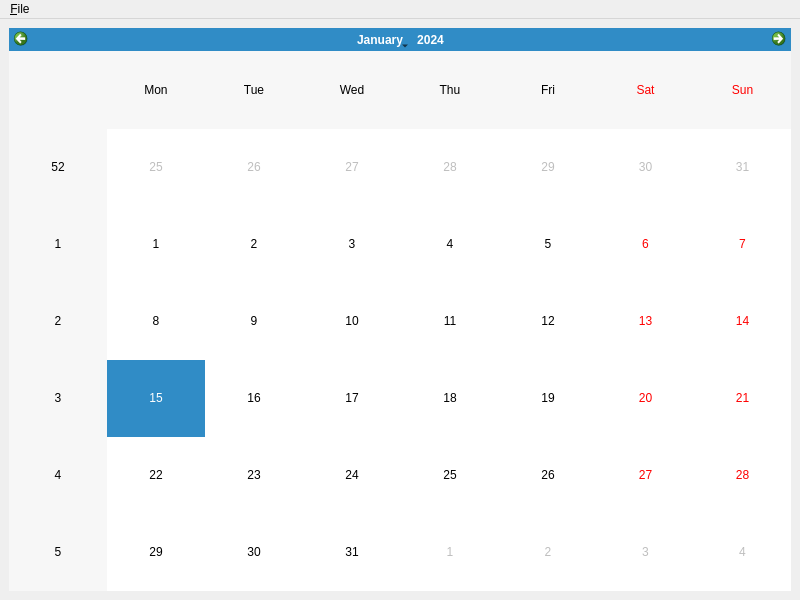
Before: the Qt Designer form mainwindow.ui in yiwenlu66/QCalendar, drawn with Qt 5.
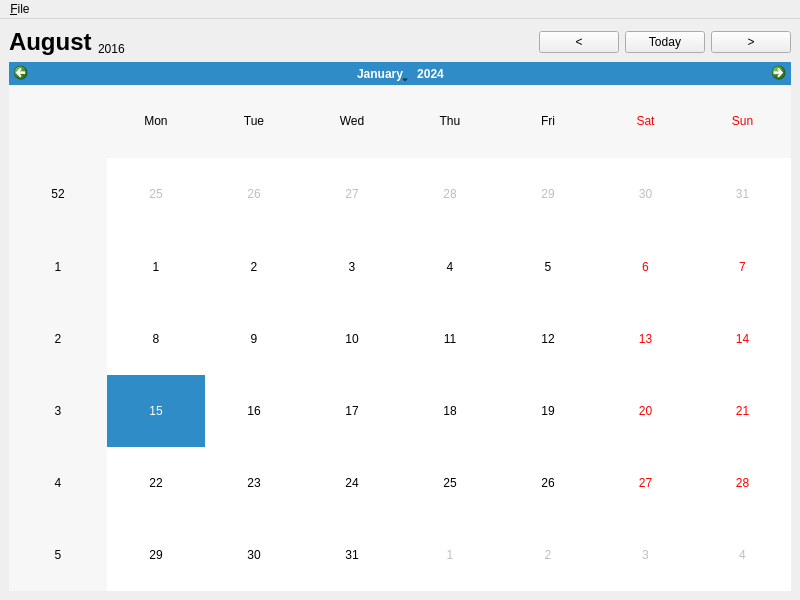
After: the same form once the commit is applied. Custom widgets are drawn as their Qt base class.

```diff
--- a/mainwindow.ui
+++ b/mainwindow.ui
@@ -14,8 +14,78 @@
    <string>QCalendar</string>
   </property>
   <widget class="QWidget" name="centralwidget">
-   <layout class="QGridLayout" name="gridLayout">
-    <item row="0" column="0">
+   <layout class="QVBoxLayout" name="verticalLayout_2">
+    <item>
+     <layout class="QHBoxLayout" name="horizontalLayout">
+      <item>
+       <widget class="QLabel" name="label_month">
+        <property name="text">
+         <string>&lt;h1&gt;August&lt;/h1&gt;</string>
+        </property>
+        <property name="textFormat">
+         <enum>Qt::RichText</enum>
+        </property>
+       </widget>
+      </item>
+      <item>
+       <widget class="QLabel" name="label_year">
+        <property name="text">
+         <string>2016</string>
+        </property>
+        <property name="alignment">
+         <set>Qt::AlignBottom|Qt::AlignLeading|Qt::AlignLeft</set>
+        </property>
+       </widget>
+      </item>
+      <item>
+       <spacer name="horizontalSpacer">
+        <property name="orientation">
+         <enum>Qt::Horizontal</enum>
+        </property>
+        <property name="sizeHint" stdset="0">
+         <size>
+          <width>40</width>
+          <height>20</height>
+         </size>
+        </property>
+       </spacer>
+      </item>
+      <item>
+       <widget class="QPushButton" name="pushButton_previousMonth">
+        <property name="sizePolicy">
+         <sizepolicy hsizetype="Minimum" vsizetype="Fixed">
+          <horstretch>0</horstretch>
+          <verstretch>0</verstretch>
+         </sizepolicy>
+        </property>
+        <property name="text">
+         <string>&lt;</string>
+        </property>
+       </widget>
+      </item>
+      <item>
+       <widget class="QPushButton" name="pushButton_today">
+        <property name="text">
+         <string>Today</string>
+        </property>
+       </widget>
+      </item>
+      <item>
+       <widget class="QPushButton" name="pushButton_nextMonth">
+        <property name="sizePolicy">
+         <sizepolicy hsizetype="Minimum" vsizetype="Fixed">
+          <horstretch>0</horstretch>
+          <verstretch>0</verstretch>
+         </sizepolicy>
+        </property>
+        <property name="text">
+         <string>&gt;</string>
+        </property>
+       </widget>
+      </item>
+     </layout>
+    </item>
+    <item>
      <layout class="QVBoxLayout" name="verticalLayout">
       <item>
        <widget class="Calendar" name="calendarWidget"/>
```
Left out of the diff: 51 changed lines with no effect on the pictures.
